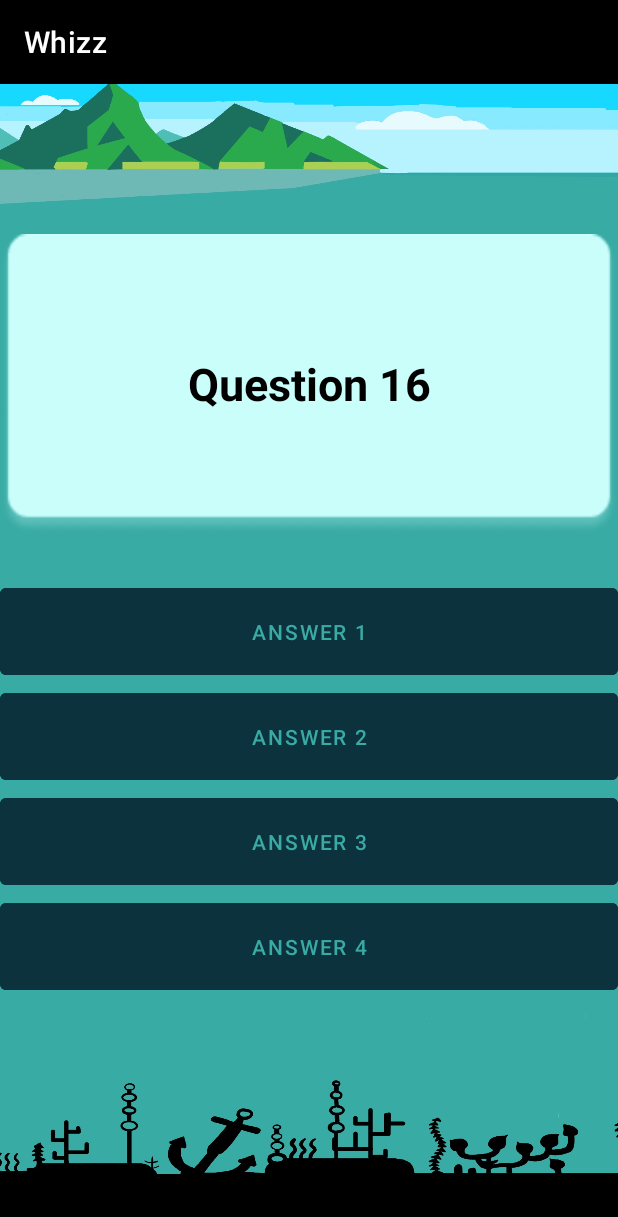
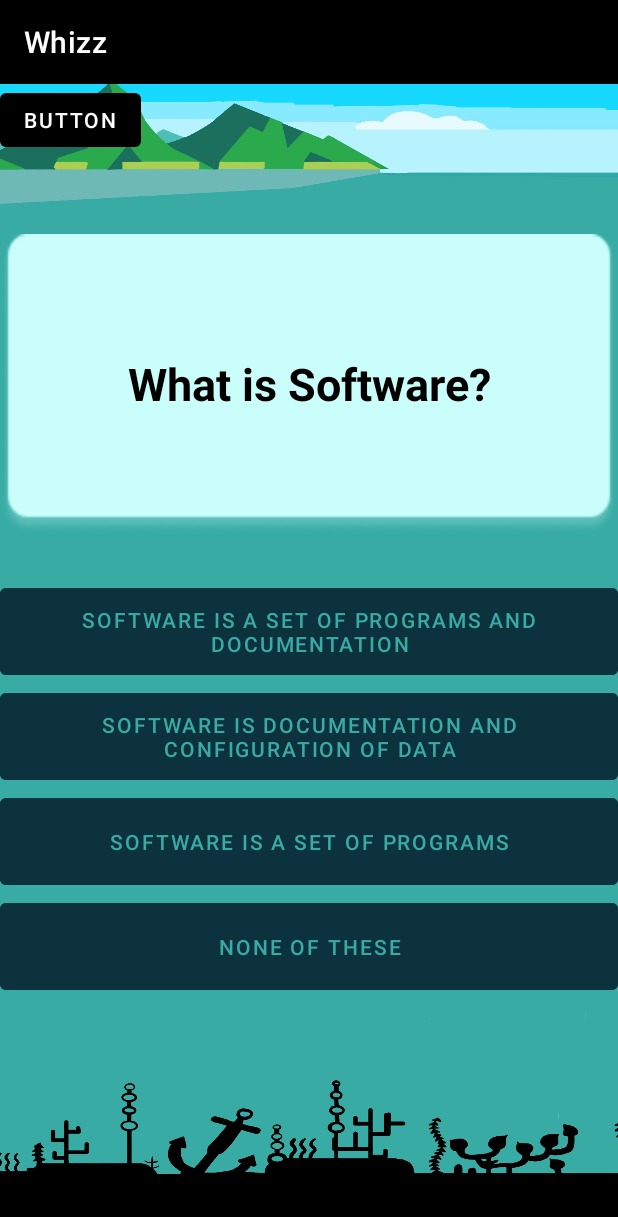
Before and after one commit to bqtruong2000/Whizz, an Android app: the QuestionActivity screen opened directly, with no data from a screen before it, on a phone screen of 412 x 824 dp. Shown: the top 1217 px of the screen. Run offline under Robolectric (Android 15) with nearby library versions, the phone set to English and light mode, and no system bars.

Commit message:
QuestionActivity

```diff
--- /dev/null
+++ b/app/src/main/java/com/quizchic/whizz/Question.java
@@ -0,0 +1,60 @@
+package com.quizchic.whizz;
+
+public class Question {
+    private String question;
+    private String answer;
+    private String option1;
+    private String option2;
+    private String option3;
+
+    public Question() {
+    }
+
+    public Question(String question, String answer, String option1, String option2, String option3) {
+        this.question = question;
+        this.answer = answer;
+        this.option1 = option1;
+        this.option2 = option2;
+        this.option3 = option3;
+    }
+
+    public String getQuestion() {
+        return question;
+    }
+
+    public void setQuestion(String question) {
+        this.question = question;
+    }
+
+    public String getAnswer() {
+        return answer;
+    }
+
+    public void setAnswer(String answer) {
+        this.answer = answer;
+    }
+
+    public String getOption1() {
+        return option1;
+    }
+
+    public void setOption1(String option1) {
+        this.option1 = option1;
+    }
+
+    public String getOption2() {
+        return option2;
+    }
+
+    public void setOption2(String option2) {
+        this.option2 = option2;
+    }
+
+    public String getOption3() {
+        return option3;
+    }
+
+    public void setOption3(String option3) {
+        this.option3 = option3;
+    }
+}
--- a/app/src/main/java/com/quizchic/whizz/QuestionActivity.java
+++ b/app/src/main/java/com/quizchic/whizz/QuestionActivity.java
@@ -1,32 +1,108 @@
 package com.quizchic.whizz;
 
+import androidx.appcompat.app.AlertDialog;
 import androidx.appcompat.app.AppCompatActivity;
 
-import android.content.Intent;
+import android.graphics.Color;
 import android.os.Bundle;
+import android.view.View;
+import android.widget.Button;
 import android.widget.TextView;
 
-import org.w3c.dom.Text;
+public class QuestionActivity extends AppCompatActivity implements View.OnClickListener { // Alt+Enter
+    TextView totalQuestionsTextView;
+    TextView questionTextView;
+    Button ansA_Btn, ansB_Btn, ansC_Btn, ansD_Btn;
+    Button submitBtn;
+    String selectedAnswer, rightAnswer;
+    int questionIndex = 0;
 
-public class QuestionActivity extends AppCompatActivity {
 
-    public String listOfQuestion[] = {"1 + 1 = ?", "2 + 10 = ?", "4 * 10 = ?", "Question 4", "Question 5", "Question 6", "Question 7", "Question 8", "Question 9", "Question 10", "Question 11", "Question 12", "Question 13", "Question 14", "Question 15", "Question 16", "Question 17", "Question 18", "Question 19", "Question 20"};
-
+    //    Global variables
+    public static int score = 0;
+    public static int numOfQuestion = 3;
+    public static QuestionList questions = new QuestionList();
 
     @Override
     protected void onCreate(Bundle savedInstanceState) {
         super.onCreate(savedInstanceState);
         setContentView(R.layout.activity_question);
 
-        TextView displaceQuestion = (TextView) findViewById(R.id.question_displayPlace);
-        Intent intent = getIntent();
-
-
-        displaceQuestion.append(listOfQuestion[randomQuestion(listOfQuestion.length)]);
+        init();
+        loadQuestions(questionIndex);
     }
 
-    public int randomQuestion(int numberOfQuestions){
-        return (int)(Math.random()*(numberOfQuestions - 0 + 1) + 0);
+    public void init(){
+//        totalQuestionsTextView = findViewById(R.id.textViewTotalQues);
+        questionTextView= findViewById(R.id.question_displayPlace);
+        ansA_Btn= findViewById(R.id.question_answer1);
+        ansB_Btn= findViewById(R.id.question_answer2);
+        ansC_Btn= findViewById(R.id.question_answer3);
+        ansD_Btn= findViewById(R.id.question_answer4);
+        submitBtn= findViewById(R.id.button);
+
+        ansA_Btn.setOnClickListener(this);
+        ansB_Btn.setOnClickListener(this);
+        ansC_Btn.setOnClickListener(this);
+        ansD_Btn.setOnClickListener(this);
+        submitBtn.setOnClickListener(this);
     }
 
+    public void loadQuestions(int index){
+        Question question = questions.get(index);
+        rightAnswer = question.getAnswer();
+        questionTextView.setText(question.getQuestion());
+        ansA_Btn.setText(question.getAnswer());
+        ansB_Btn.setText(question.getOption1());
+        ansC_Btn.setText(question.getOption2());
+        ansD_Btn.setText(question.getOption3());
+    }
+
+    @Override
+    public void onClick(View view) {
+        Button clickedButton = (Button) view;
+        ansA_Btn.setBackgroundColor(Color.WHITE);
+        ansB_Btn.setBackgroundColor(Color.WHITE);
+        ansC_Btn.setBackgroundColor(Color.WHITE);
+        ansD_Btn.setBackgroundColor(Color.WHITE);
+
+        if (clickedButton.getId() == R.id.button){
+            if (selectedAnswer == rightAnswer){
+                score++;
+            }
+            questionIndex++;
+            if (questionIndex >= questions.size()){
+                finishQuiz();
+            } else {
+                loadQuestions(questionIndex);
+            }
+        } else {
+            clickedButton.setBackgroundColor(Color.GREEN);
+            selectedAnswer = clickedButton.getText().toString().trim();
+        }
+    }
+    public void finishQuiz(){
+        new AlertDialog.Builder(this)
+                .setTitle("FinishQuiz")
+                .setMessage(String.format("Score: %d (Correct Answers: %d/%d)", score,score,numOfQuestion))
+                .setPositiveButton("Restar", ((dialogInterface, i) -> restartQuiz()))
+                .setNegativeButton("Review", ((dialogInterface, i) -> reviewQuiz()))
+                .show();
+    }
+
+    public void restartQuiz(){
+        score = 0;
+        questionIndex = 0;
+        loadQuestions(questionIndex);
+    }
+
+    public void reviewQuiz(){
+//    Next and Previous buttons
+    }
+//    Yes/No questions
+//    shuffle questions
+//    shuffle options
+//    sound (effect and background)
+//    json file (local and firebase)
+//
 }
--- /dev/null
+++ b/app/src/main/java/com/quizchic/whizz/QuestionList.java
@@ -0,0 +1,38 @@
+package com.quizchic.whizz;
+
+import androidx.annotation.NonNull;
+import androidx.annotation.Nullable;
+
+import java.util.ArrayList;
+import java.util.Collection;
+import java.util.Iterator;
+import java.util.List;
+import java.util.ListIterator;
+
+public class QuestionList extends ArrayList<Question> {
+    public QuestionList() {
+        Question q1 = new Question();
+        q1.setQuestion("What is Software?");
+        q1.setAnswer("Software is a set of programs and documentation");
+        q1.setOption1("Software is documentation and configuration of data");
+        q1.setOption2("Software is a set of programs");
+        q1.setOption3("None of these");
+        this.add(q1);
+
+        Question q2 = new Question();
+        q2.setQuestion("Project risk factor is considered in which model?");
+        q2.setAnswer("Spiral model");
+        q2.setOption1("Waterfall model");
+        q2.setOption2("RM model");
+        q2.setOption3("Prototyping model");
+        this.add(q2);
+
+        Question q3 = new Question();
+        q3.setQuestion("Which of the following is true?");
+        q3.setAnswer("Design – Solving problems");
+        q3.setOption1("Analysis – Find out solutions");
+        q3.setOption2("Analysis – How to do it");
+        q3.setOption3("Design – Understanding problems");
+        this.add(q3);
+    }
+}
--- a/app/src/main/java/com/quizchic/whizz/UserActivity.java
+++ b/app/src/main/java/com/quizchic/whizz/UserActivity.java
@@ -37,10 +37,10 @@ public class UserActivity extends AppCompatActivity {
 
     public void displayUserName(String name, TextView nameOfUser){
         String nullName = "User's Name";
-        if(name.equalsIgnoreCase("") == false || name.equalsIgnoreCase("Your Name") == false){
+        if(name.equalsIgnoreCase("") == false ){
             nameOfUser.append(name);
         }
-        else if(name.equalsIgnoreCase("") == true || name.equalsIgnoreCase("Your Name") == true) {
+        else {
             nameOfUser.append(nullName);
         }
     }
--- a/app/src/main/res/layout/activity_question.xml
+++ b/app/src/main/res/layout/activity_question.xml
@@ -53,8 +53,11 @@
             android:backgroundTint="#0B323D"
             android:layout_below="@id/question_answer3"/>
 
-
-
+        <Button
+            android:id="@+id/button"
+            android:layout_width="wrap_content"
+            android:layout_height="wrap_content"
+            android:text="Button" />
 
 
 </RelativeLayout>
```
